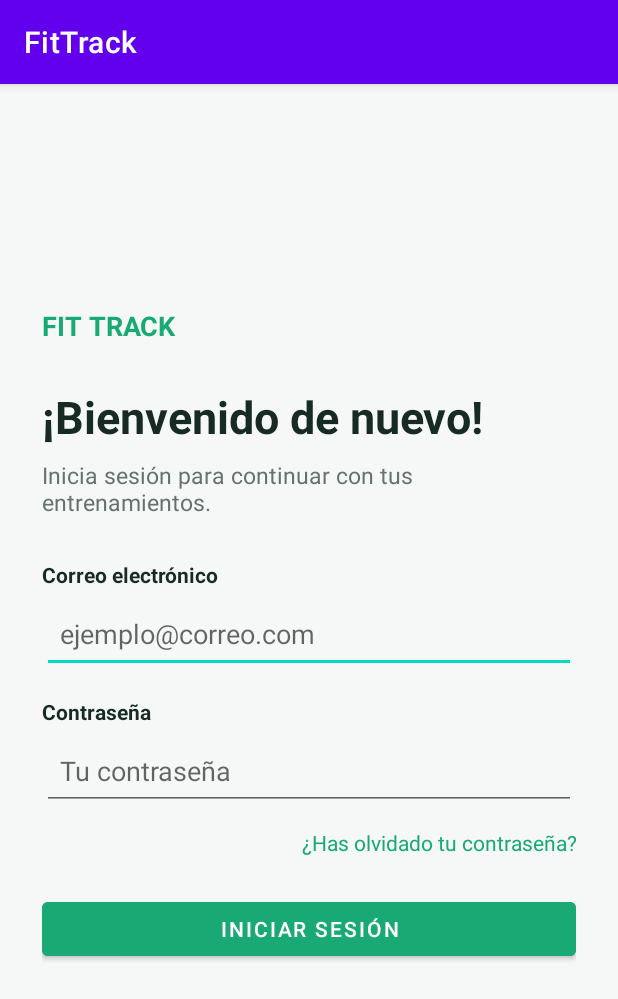
After one commit to DanielRos12/Tarea1-PMyDm, an Android app: the LoginActivity screen opened directly, with no data from a screen before it, on a phone screen of 412 x 824 dp. The commit adds this screen. Shown: the top 999 px of the screen. Run offline under Robolectric (Android 15) with nearby library versions, the phone set to English and light mode, and no system bars.

Commit message:
pantalla login

```diff
--- a/app/src/main/AndroidManifest.xml
+++ b/app/src/main/AndroidManifest.xml
@@ -18,6 +18,9 @@
                 <category android:name="android.intent.category.LAUNCHER" />
             </intent-filter>
         </activity>
+        <activity
+            android:name=".LoginActivity"
+            android:exported="false" />
 
         <activity
             android:name=".SignupActivity"
--- /dev/null
+++ b/app/src/main/java/com/example/tarea1_pmydm/LoginActivity.kt
@@ -0,0 +1,50 @@
+package com.example.tarea1_pmydm
+
+import android.os.Bundle
+import android.widget.Button
+import android.widget.EditText
+import android.widget.TextView
+import android.widget.Toast
+import androidx.appcompat.app.AppCompatActivity
+
+class LoginActivity : AppCompatActivity() {
+
+    override fun onCreate(savedInstanceState: Bundle?) {
+        super.onCreate(savedInstanceState)
+        setContentView(R.layout.activity_login)
+
+        val correo = findViewById<EditText>(R.id.etCorreoLogin)
+        val contrasena = findViewById<EditText>(R.id.etContrasenaLogin)
+        val boton = findViewById<Button>(R.id.btnLogin)
+        val recuperar = findViewById<TextView>(R.id.tvRecuperar)
+        val resultado = findViewById<TextView>(R.id.tvResultadoLogin)
+
+        boton.setOnClickListener {
+            resultado.text = ""
+
+            if (!android.util.Patterns.EMAIL_ADDRESS
+                    .matcher(correo.text.toString().trim()).matches()) {
+                correo.error = "Introduce un correo válido"
+                correo.requestFocus()
+            } else if (contrasena.text.toString().isEmpty()) {
+                contrasena.error = "Introduce tu contraseña"
+                contrasena.requestFocus()
+            } else {
+                resultado.text = "Datos introducidos correctamente"
+                Toast.makeText(
+                    this,
+                    "Formulario validado",
+                    Toast.LENGTH_SHORT
+                ).show()
+            }
+        }
+
+        recuperar.setOnClickListener {
+            Toast.makeText(
+                this,
+                "Próximamente: recuperar contraseña",
+                Toast.LENGTH_SHORT
+            ).show()
+        }
+    }
+}
--- a/app/src/main/java/com/example/tarea1_pmydm/MainActivity.kt
+++ b/app/src/main/java/com/example/tarea1_pmydm/MainActivity.kt
@@ -17,5 +17,10 @@ class MainActivity : AppCompatActivity() {
                 startActivity(intent)
             }
 
+        findViewById<android.widget.Button>(R.id.btnIniciarSesion)
+            .setOnClickListener {
+                val intent = android.content.Intent(this, LoginActivity::class.java)
+                startActivity(intent)
+            }
     }
 }
--- /dev/null
+++ b/app/src/main/res/layout/activity_login.xml
@@ -0,0 +1,105 @@
+<?xml version="1.0" encoding="utf-8"?>
+<ScrollView xmlns:android="http://schemas.android.com/apk/res/android"
+    android:layout_width="match_parent"
+    android:layout_height="match_parent"
+    android:background="#F5F8F6"
+    android:fillViewport="true">
+
+    <LinearLayout
+        android:layout_width="match_parent"
+        android:layout_height="match_parent"
+        android:orientation="vertical"
+        android:gravity="center_vertical"
+        android:padding="28dp">
+
+        <TextView
+            android:layout_width="wrap_content"
+            android:layout_height="wrap_content"
+            android:text="FIT TRACK"
+            android:textColor="#19A974"
+            android:textSize="18sp"
+            android:textStyle="bold" />
+
+        <TextView
+            android:layout_width="match_parent"
+            android:layout_height="wrap_content"
+            android:layout_marginTop="28dp"
+            android:text="¡Bienvenido de nuevo!"
+            android:textColor="#172B24"
+            android:textSize="30sp"
+            android:textStyle="bold" />
+
+        <TextView
+            android:layout_width="match_parent"
+            android:layout_height="wrap_content"
+            android:layout_marginTop="8dp"
+            android:layout_marginBottom="28dp"
+            android:text="Inicia sesión para continuar con tus entrenamientos."
+            android:textColor="#65736C"
+            android:textSize="15sp" />
+
+        <TextView
+            android:layout_width="wrap_content"
+            android:layout_height="wrap_content"
+            android:text="Correo electrónico"
+            android:textColor="#172B24"
+            android:textStyle="bold" />
+
+        <EditText
+            android:id="@+id/etCorreoLogin"
+            android:layout_width="match_parent"
+            android:layout_height="wrap_content"
+            android:layout_marginTop="4dp"
+            android:hint="ejemplo@correo.com"
+            android:inputType="textEmailAddress"
+            android:minHeight="52dp"
+            android:padding="12dp" />
+
+        <TextView
+            android:layout_width="wrap_content"
+            android:layout_height="wrap_content"
+            android:layout_marginTop="16dp"
+            android:text="Contraseña"
+            android:textColor="#172B24"
+            android:textStyle="bold" />
+
+        <EditText
+            android:id="@+id/etContrasenaLogin"
+            android:layout_width="match_parent"
+            android:layout_height="wrap_content"
+            android:layout_marginTop="4dp"
+            android:hint="Tu contraseña"
+            android:inputType="textPassword"
+            android:minHeight="52dp"
+            android:padding="12dp" />
+
+        <TextView
+            android:id="@+id/tvRecuperar"
+            android:layout_width="match_parent"
+            android:layout_height="wrap_content"
+            android:layout_marginTop="12dp"
+            android:gravity="end"
+            android:text="¿Has olvidado tu contraseña?"
+            android:textColor="#19A974"
+            android:textSize="14sp" />
+
+        <Button
+            android:id="@+id/btnLogin"
+            android:layout_width="match_parent"
+            android:layout_height="wrap_content"
+            android:layout_marginTop="24dp"
+            android:backgroundTint="#19A974"
+            android:text="Iniciar sesión"
+            android:textColor="#FFFFFF" />
+
+        <TextView
+            android:id="@+id/tvResultadoLogin"
+            android:layout_width="match_parent"
+            android:layout_height="wrap_content"
+            android:layout_marginTop="12dp"
+            android:gravity="center"
+            android:textColor="#19A974"
+            android:textSize="14sp" />
+
+    </LinearLayout>
+</ScrollView>
```
